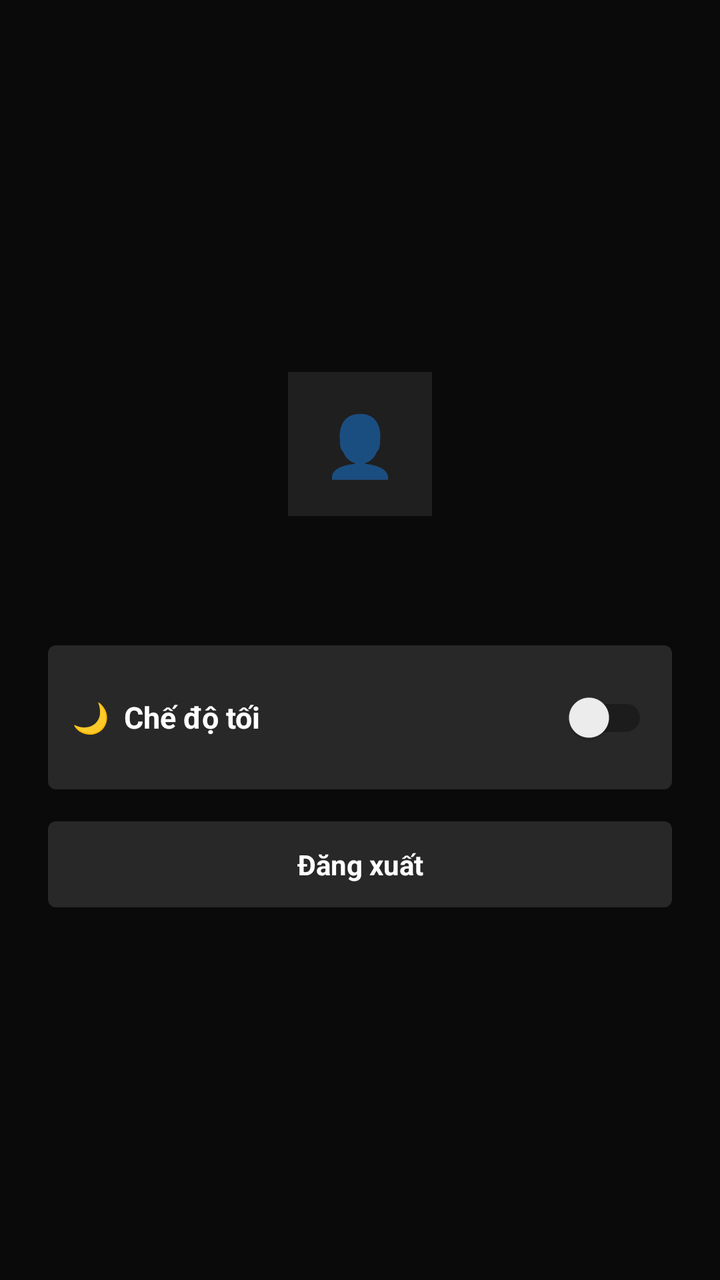
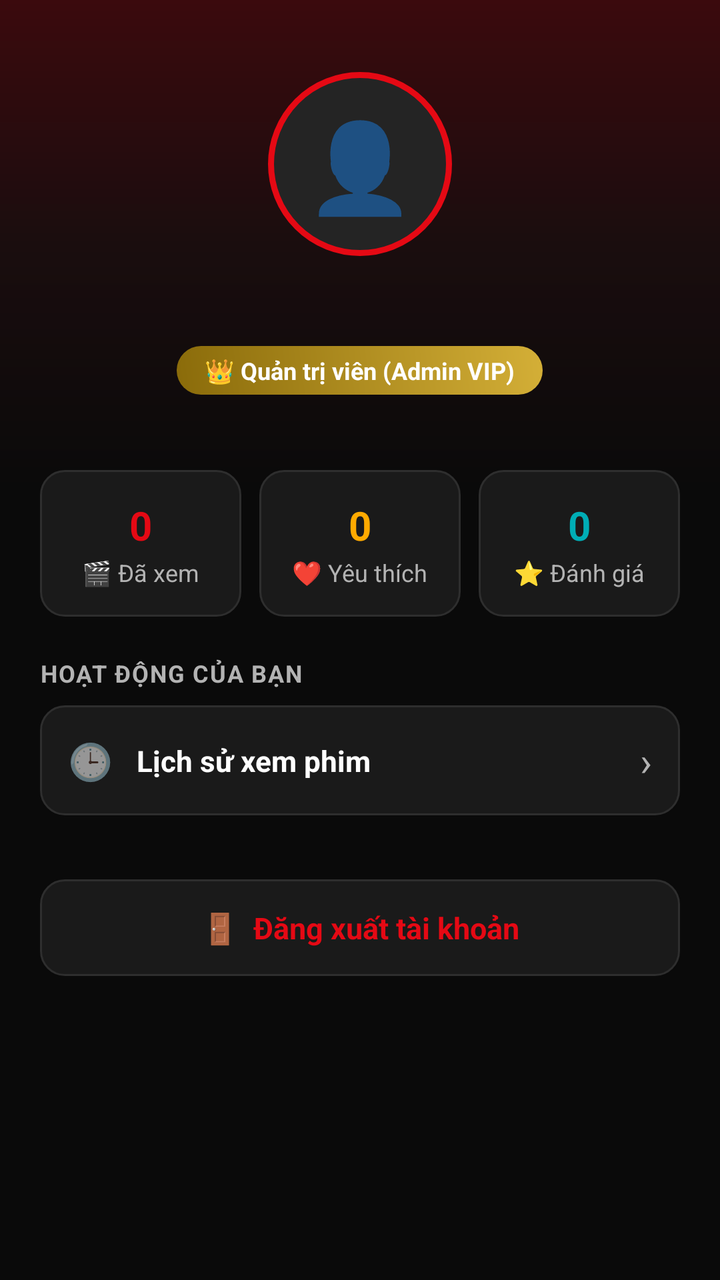

Two renders of the same Android screen: before a commit and after it. Below are the layout's source before the change and the commit's diff.
<!-- AndroidManifest.xml: application theme Theme.Uneti -->
<!-- res/layout/fragment_profile.xml -->
<?xml version="1.0" encoding="utf-8"?>
<FrameLayout xmlns:android="http://schemas.android.com/apk/res/android"
    android:layout_width="match_parent"
    android:layout_height="match_parent"
    android:background="@color/bgRoot">

    <LinearLayout
        android:layout_width="match_parent"
        android:layout_height="wrap_content"
        android:layout_gravity="center"
        android:gravity="center"
        android:orientation="vertical"
        android:padding="24dp">

        <TextView
            android:layout_width="72dp"
            android:layout_height="72dp"
            android:layout_marginBottom="14dp"
            android:background="@color/bgCard"
            android:gravity="center"
            android:text="👤"
            android:textSize="30sp" />

        <TextView
            android:id="@+id/tvUsername"
            android:layout_width="wrap_content"
            android:layout_height="wrap_content"
            android:layout_marginBottom="28dp"
            android:textColor="@color/textPrimary"
            android:textSize="17sp"
            android:textStyle="bold" />

        
        <LinearLayout
            android:layout_width="match_parent"
            android:layout_height="wrap_content"
            android:layout_marginBottom="16dp"
            android:background="@drawable/bg_btn_info"
            android:gravity="center_vertical"
            android:orientation="horizontal"
            android:padding="12dp">

            <TextView
                android:layout_width="0dp"
                android:layout_height="wrap_content"
                android:layout_weight="1"
                android:text="🌙  Chế độ tối"
                android:textColor="@color/textPrimary"
                android:textSize="15sp"
                android:textStyle="bold" />

            <androidx.appcompat.widget.SwitchCompat
                android:id="@+id/switchDarkMode"
                android:layout_width="wrap_content"
                android:layout_height="wrap_content" />

        </LinearLayout>

        
        <TextView
            android:id="@+id/btnAdminPanel"
            android:layout_width="match_parent"
            android:layout_height="wrap_content"
            android:layout_marginBottom="16dp"
            android:background="@drawable/bg_btn_play"
            android:gravity="center"
            android:padding="12dp"
            android:text="⚙️ Quản trị viên (Admin Panel)"
            android:textColor="#000000"
            android:textStyle="bold"
            android:visibility="gone" />

        <TextView
            android:id="@+id/btnLogout"
            android:layout_width="match_parent"
            android:layout_height="wrap_content"
            android:background="@drawable/bg_btn_info"
            android:gravity="center"
            android:padding="12dp"
            android:text="Đăng xuất"
            android:textColor="@color/textPrimary"
            android:textStyle="bold" />

    </LinearLayout>
</FrameLayout>
<!-- resources referenced by this layout -->
<resources>
  <color name="bgCard">#1F1F1F</color>
  <color name="bgRoot">#0A0A0A</color>
  <color name="textPrimary">#FFFFFF</color>
  <!-- drawable bg_btn_info (drawable) -->
  <?xml version="1.0" encoding="utf-8"?>
  <shape xmlns:android="http://schemas.android.com/apk/res/android">
      <solid android:color="#4D6D6D6E" />
      <corners android:radius="4dp" />
  </shape>
  <!-- drawable bg_btn_play (drawable) -->
  <?xml version="1.0" encoding="utf-8"?>
  <shape xmlns:android="http://schemas.android.com/apk/res/android">
      <solid android:color="#FFFFFF" />
      <corners android:radius="4dp" />
  </shape>
  <style name="Theme.Uneti" parent="Theme.MaterialComponents.DayNight.NoActionBar">
          <item name="colorPrimary">@color/colorPrimary</item>
          <item name="colorPrimaryDark">@color/colorPrimaryDark</item>
          <item name="colorAccent">@color/colorAccent</item>
          <item name="android:windowBackground">@color/bgRoot</item>
          <item name="android:statusBarColor">@color/colorPrimaryDark</item>
      </style>
  <color name="colorPrimary">#141414</color>
  <color name="colorPrimaryDark">#000000</color>
  <color name="colorAccent">#E50914</color>
</resources>

<!-- the commit's change to res/layout/fragment_profile.xml (unified diff, before → after) -->
@@ -1,85 +1,299 @@
 <?xml version="1.0" encoding="utf-8"?>
-<FrameLayout xmlns:android="http://schemas.android.com/apk/res/android"
+<ScrollView xmlns:android="http://schemas.android.com/apk/res/android"
     android:layout_width="match_parent"
     android:layout_height="match_parent"
-    android:background="@color/bgRoot">
+    android:background="@color/bgRoot"
+    android:fillViewport="true">
 
     <LinearLayout
         android:layout_width="match_parent"
         android:layout_height="wrap_content"
-        android:layout_gravity="center"
-        android:gravity="center"
         android:orientation="vertical"
-        android:padding="24dp">
-
-        <TextView
-            android:layout_width="72dp"
-            android:layout_height="72dp"
-            android:layout_marginBottom="14dp"
-            android:background="@color/bgCard"
-            android:gravity="center"
-            android:text="👤"
-            android:textSize="30sp" />
-
-        <TextView
-            android:id="@+id/tvUsername"
-            android:layout_width="wrap_content"
-            android:layout_height="wrap_content"
-            android:layout_marginBottom="28dp"
-            android:textColor="@color/textPrimary"
-            android:textSize="17sp"
-            android:textStyle="bold" />
+        android:paddingBottom="40dp">
 
         
         <LinearLayout
             android:layout_width="match_parent"
             android:layout_height="wrap_content"
-            android:layout_marginBottom="16dp"
-            android:background="@drawable/bg_btn_info"
-            android:gravity="center_vertical"
-            android:orientation="horizontal"
-            android:padding="12dp">
-
-            <TextView
+            android:background="@drawable/bg_profile_header"
+            android:gravity="center_horizontal"
+            android:orientation="vertical"
+            android:paddingTop="36dp"
+            android:paddingBottom="24dp"
+            android:paddingHorizontal="20dp">
+
+            
+            <FrameLayout
+                android:layout_width="92dp"
+                android:layout_height="92dp"
+                android:layout_marginBottom="12dp">
+
+                <TextView
+                    android:id="@+id/tvAvatarIcon"
+                    android:layout_width="match_parent"
+                    android:layout_height="match_parent"
+                    android:background="@drawable/bg_profile_avatar"
+                    android:gravity="center"
+                    android:text="👤"
+                    android:textSize="44sp" />
+            </FrameLayout>
+
+            
+            <TextView
+                android:id="@+id/tvUsername"
+                android:layout_width="wrap_content"
+                android:layout_height="wrap_content"
+                android:textColor="@color/textPrimary"
+                android:textSize="20sp"
+                android:textStyle="bold" />
+
+            
+            <TextView
+                android:id="@+id/tvRoleBadge"
+                android:layout_width="wrap_content"
+                android:layout_height="wrap_content"
+                android:layout_marginTop="6dp"
+                android:background="@drawable/bg_badge_admin"
+                android:paddingHorizontal="14dp"
+                android:paddingVertical="4dp"
+                android:text="👑 Quản trị viên (Admin VIP)"
+                android:textColor="#FFFFFF"
+                android:textSize="12sp"
+                android:textStyle="bold" />
+
+            
+            <TextView
+                android:id="@+id/tvEmail"
+                android:layout_width="wrap_content"
+                android:layout_height="wrap_content"
+                android:layout_marginTop="6dp"
+                android:textColor="@color/textMuted"
+                android:textSize="12.5sp" />
+
+        </LinearLayout>
+
+        
+        <LinearLayout
+            android:layout_width="match_parent"
+            android:layout_height="wrap_content"
+            android:layout_marginTop="-10dp"
+            android:layout_marginHorizontal="20dp"
+            android:orientation="horizontal">
+
+            
+            <LinearLayout
+                android:id="@+id/btnStatHistory"
                 android:layout_width="0dp"
                 android:layout_height="wrap_content"
                 android:layout_weight="1"
-                android:text="🌙  Chế độ tối"
-                android:textColor="@color/textPrimary"
+                android:layout_marginEnd="6dp"
+                android:background="@drawable/bg_stat_card"
+                android:gravity="center"
+                android:orientation="vertical"
+                android:paddingVertical="14dp">
+
+                <TextView
+                    android:id="@+id/tvCountHistory"
+                    android:layout_width="wrap_content"
+                    android:layout_height="wrap_content"
+                    android:text="0"
+                    android:textColor="@color/colorAccent"
+                    android:textSize="20sp"
+                    android:textStyle="bold" />
+
+                <TextView
+                    android:layout_width="wrap_content"
+                    android:layout_height="wrap_content"
+                    android:layout_marginTop="2dp"
+                    android:text="🎬 Đã xem"
+                    android:textColor="@color/textMuted"
+                    android:textSize="12sp" />
+            </LinearLayout>
+
+            
+            <LinearLayout
+                android:id="@+id/btnStatFavorite"
+                android:layout_width="0dp"
+                android:layout_height="wrap_content"
+                android:layout_weight="1"
+                android:layout_marginHorizontal="3dp"
+                android:background="@drawable/bg_stat_card"
+                android:gravity="center"
+                android:orientation="vertical"
+                android:paddingVertical="14dp">
+
+                <TextView
+                    android:id="@+id/tvCountFavorite"
+                    android:layout_width="wrap_content"
+                    android:layout_height="wrap_content"
+                    android:text="0"
+                    android:textColor="#FFAA00"
+                    android:textSize="20sp"
+                    android:textStyle="bold" />
+
+                <TextView
+                    android:layout_width="wrap_content"
+                    android:layout_height="wrap_content"
+                    android:layout_marginTop="2dp"
+                    android:text="❤️ Yêu thích"
+                    android:textColor="@color/textMuted"
+                    android:textSize="12sp" />
+            </LinearLayout>
+
+            
+            <LinearLayout
+                android:id="@+id/btnStatReview"
+                android:layout_width="0dp"
+                android:layout_height="wrap_content"
+                android:layout_weight="1"
+                android:layout_marginStart="6dp"
+                android:background="@drawable/bg_stat_card"
+                android:gravity="center"
+                android:orientation="vertical"
+                android:paddingVertical="14dp">
+
+                <TextView
+                    android:id="@+id/tvCountReview"
+                    android:layout_width="wrap_content"
+                    android:layout_height="wrap_content"
+                    android:text="0"
+                    android:textColor="#00ADB5"
+                    android:textSize="20sp"
+                    android:textStyle="bold" />
+
+                <TextView
+                    android:layout_width="wrap_content"
+                    android:layout_height="wrap_content"
+                    android:layout_marginTop="2dp"
+                    android:text="⭐ Đánh giá"
+                    android:textColor="@color/textMuted"
+                    android:textSize="12sp" />
+            </LinearLayout>
+        </LinearLayout>
+
+        
+        <LinearLayout
+            android:layout_width="match_parent"
+            android:layout_height="wrap_content"
+            android:orientation="vertical"
+            android:paddingHorizontal="20dp"
+            android:layout_marginTop="20dp">
+
+            
+            <TextView
+                android:layout_width="wrap_content"
+                android:layout_height="wrap_content"
+                android:text="HOẠT ĐỘNG CỦA BẠN"
+                android:textColor="@color/textMuted"
+                android:textSize="12sp"
+                android:textStyle="bold"
+                android:letterSpacing="0.05"
+                android:layout_marginBottom="8dp" />
+
+            
+            <LinearLayout
+                android:id="@+id/btnHistory"
+                android:layout_width="match_parent"
+                android:layout_height="wrap_content"
+                android:layout_marginBottom="8dp"
+                android:background="@drawable/bg_stat_card"
+                android:gravity="center_vertical"
+                android:orientation="horizontal"
+                android:padding="14dp">
+
+                <TextView
+                    android:layout_width="wrap_content"
+                    android:layout_height="wrap_content"
+                    android:text="🕒"
+                    android:textSize="18sp" />
+
+                <TextView
+                    android:layout_width="0dp"
+                    android:layout_height="wrap_content"
+                    android:layout_marginStart="12dp"
+                    android:layout_weight="1"
+                    android:text="Lịch sử xem phim"
+                    android:textColor="@color/textPrimary"
+                    android:textSize="14.5sp"
+                    android:textStyle="bold" />
+
+                <TextView
+                    android:layout_width="wrap_content"
+                    android:layout_height="wrap_content"
+                    android:text="›"
+                    android:textColor="@color/textMuted"
+                    android:textSize="20sp" />
+            </LinearLayout>
+
+            
+            <LinearLayout
+                android:id="@+id/layoutAdminSection"
+                android:layout_width="match_parent"
+                android:layout_height="wrap_content"
+                android:orientation="vertical"
+                android:visibility="gone">
+
+                <TextView
+                    android:layout_width="wrap_content"
+                    android:layout_height="wrap_content"
+                    android:text="QUẢN TRỊ VIÊN"
+                    android:textColor="@color/textMuted"
+                    android:textSize="12sp"
+                    android:textStyle="bold"
+                    android:letterSpacing="0.05"
+                    android:layout_marginTop="16dp"
+                    android:layout_marginBottom="8dp" />
+
+                
+                <LinearLayout
+                    android:id="@+id/btnAdminPanel"
+                    android:layout_width="match_parent"
+                    android:layout_height="wrap_content"
+                    android:background="@drawable/bg_stat_card"
+                    android:gravity="center_vertical"
+                    android:orientation="horizontal"
+                    android:padding="14dp">
+
+                    <TextView
+                        android:layout_width="wrap_content"
+                        android:layout_height="wrap_content"
+                        android:text="⚙️"
+                        android:textSize="18sp" />
+
+                    <TextView
+                        android:layout_width="0dp"
+                        android:layout_height="wrap_content"
+                        android:layout_marginStart="12dp"
+                        android:layout_weight="1"
+                        android:text="Bảng điều khiển Quản trị (Admin Panel)"
+                        android:textColor="#FFAA00"
+                        android:textSize="14.5sp"
+                        android:textStyle="bold" />
+
+                    <TextView
+                        android:layout_width="wrap_content"
+                        android:layout_height="wrap_content"
+                        android:text="›"
+                        android:textColor="#FFAA00"
+                        android:textSize="20sp" />
+                </LinearLayout>
+            </LinearLayout>
+
+            
+            <TextView
+                android:id="@+id/btnLogout"
+                android:layout_width="match_parent"
+                android:layout_height="wrap_content"
+                android:layout_marginTop="24dp"
+                android:background="@drawable/bg_stat_card"
+                android:gravity="center"
+                android:padding="14dp"
+                android:text="🚪  Đăng xuất tài khoản"
+                android:textColor="@color/colorAccent"
                 android:textSize="15sp"
                 android:textStyle="bold" />
 
-            <androidx.appcompat.widget.SwitchCompat
-                android:id="@+id/switchDarkMode"
-                android:layout_width="wrap_content"
-                android:layout_height="wrap_content" />
-
         </LinearLayout>
 
-        
-        <TextView
-            android:id="@+id/btnAdminPanel"
-            android:layout_width="match_parent"
-            android:layout_height="wrap_content"
-            android:layout_marginBottom="16dp"
-            android:background="@drawable/bg_btn_play"
-            android:gravity="center"
-            android:padding="12dp"
-            android:text="⚙️ Quản trị viên (Admin Panel)"
-            android:textColor="#000000"
-            android:textStyle="bold"
-            android:visibility="gone" />
-
-        <TextView
-            android:id="@+id/btnLogout"
-            android:layout_width="match_parent"
-            android:layout_height="wrap_content"
-            android:background="@drawable/bg_btn_info"
-            android:gravity="center"
-            android:padding="12dp"
-            android:text="Đăng xuất"
-            android:textColor="@color/textPrimary"
-            android:textStyle="bold" />
-
     </LinearLayout>
-</FrameLayout>
+</ScrollView>
<!-- resource entries referenced after the edit -->
@@ -1,19 +1,45 @@
 <!-- resources referenced by this layout -->
 <resources>
-  <color name="bgCard">#1F1F1F</color>
   <color name="bgRoot">#0A0A0A</color>
   <color name="textPrimary">#FFFFFF</color>
-  <!-- drawable bg_btn_info (drawable) -->
+  <!-- drawable bg_badge_admin (drawable) -->
   <?xml version="1.0" encoding="utf-8"?>
-  <shape xmlns:android="http://schemas.android.com/apk/res/android">
-      <solid android:color="#4D6D6D6E" />
-      <corners android:radius="4dp" />
+  <shape xmlns:android="http://schemas.android.com/apk/res/android"
+      android:shape="rectangle">
+      <gradient
+          android:angle="45"
+          android:startColor="#8A6B0A"
+          android:endColor="#D4AF37" />
+      <corners android:radius="14dp" />
   </shape>
-  <!-- drawable bg_btn_play (drawable) -->
+  <!-- drawable bg_profile_avatar (drawable) -->
   <?xml version="1.0" encoding="utf-8"?>
-  <shape xmlns:android="http://schemas.android.com/apk/res/android">
-      <solid android:color="#FFFFFF" />
-      <corners android:radius="4dp" />
+  <shape xmlns:android="http://schemas.android.com/apk/res/android"
+      android:shape="oval">
+      <solid android:color="#242424" />
+      <stroke
+          android:width="3dp"
+          android:color="#E50914" />
+  </shape>
+  <!-- drawable bg_profile_header (drawable) -->
+  <?xml version="1.0" encoding="utf-8"?>
+  <shape xmlns:android="http://schemas.android.com/apk/res/android"
+      android:shape="rectangle">
+      <gradient
+          android:angle="270"
+          android:startColor="#3B0A0D"
+          android:centerColor="#1A0D0E"
+          android:endColor="#0A0A0A" />
+  </shape>
+  <!-- drawable bg_stat_card (drawable) -->
+  <?xml version="1.0" encoding="utf-8"?>
+  <shape xmlns:android="http://schemas.android.com/apk/res/android"
+      android:shape="rectangle">
+      <solid android:color="#1A1A1A" />
+      <corners android:radius="12dp" />
+      <stroke
+          android:width="1dp"
+          android:color="#2E2E2E" />
   </shape>
   <style name="Theme.Uneti" parent="Theme.MaterialComponents.DayNight.NoActionBar">
           <item name="colorPrimary">@color/colorPrimary</item>
@@ -25,5 +51,6 @@
   <color name="colorPrimary">#141414</color>
   <color name="colorPrimaryDark">#000000</color>
   <color name="colorAccent">#E50914</color>
+  <color name="textMuted">#B3B3B3</color>
 </resources>
 
